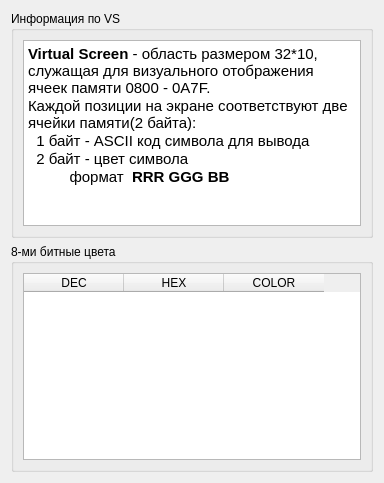
This is aboutvs.ui in BSDteam/Emu-I8080-Antonov-fixed as Qt 5 draws it before an edit. The edited form follows.
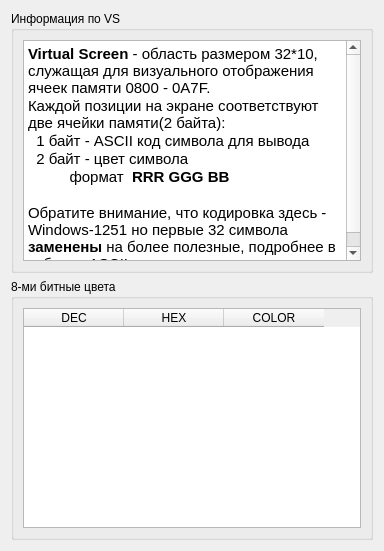
This is the edited form.

Commit message: Немного улучшен макет главного окна Изменена кодировка Virtual Screen Размер VS теперь считается от размера шрифта Исправлен баг с переключением на команду после потери фокуса lineEdit Исправлена ошибка QTableWidget: cannot insert an item that is already owned by another QTableWidget VS теперь не зависит от системной кодировки, за основу взята Windows-1251

What changed in the file:
```diff
--- a/aboutvs.ui
+++ b/aboutvs.ui
@@ -7,7 +7,7 @@
     <x>0</x>
     <y>0</y>
     <width>384</width>
-    <height>483</height>
+    <height>551</height>
    </rect>
   </property>
   <property name="windowTitle">
@@ -24,15 +24,19 @@
        <widget class="QTextBrowser" name="textBrowser">
         <property name="html">
          <string>&lt;!DOCTYPE HTML PUBLIC &quot;-//W3C//DTD HTML 4.0//EN&quot; &quot;http://www.w3.org/TR/REC-html40/strict.dtd&quot;&gt;
-&lt;html&gt;&lt;head&gt;&lt;meta name=&quot;qrichtext&quot; content=&quot;1&quot; /&gt;&lt;style type=&quot;text/css&quot;&gt;
+&lt;html&gt;&lt;head&gt;&lt;meta name=&quot;qrichtext&quot; content=&quot;1&quot; /&gt;&lt;meta charset=&quot;utf-8&quot; /&gt;&lt;style type=&quot;text/css&quot;&gt;
 p, li { white-space: pre-wrap; }
-&lt;/style&gt;&lt;/head&gt;&lt;body style=&quot; font-family:'MS Shell Dlg 2'; font-size:8.25pt; font-weight:400; font-style:normal;&quot;&gt;
-&lt;p style=&quot; margin-top:0px; margin-bottom:0px; margin-left:0px; margin-right:0px; -qt-block-indent:0; text-indent:0px;&quot;&gt;&lt;span style=&quot; font-size:11pt; font-weight:600;&quot;&gt;Virtual Screen&lt;/span&gt;&lt;span style=&quot; font-size:11pt;&quot;&gt; - область размером 32*10, служащая для визуального отображения ячеек памяти 0800 - 0А7F.&lt;/span&gt;&lt;/p&gt;
-&lt;p style=&quot; margin-top:0px; margin-bottom:0px; margin-left:0px; margin-right:0px; -qt-block-indent:0; text-indent:0px;&quot;&gt;&lt;span style=&quot; font-size:11pt;&quot;&gt;Каждой позиции на экране соответствуют две ячейки памяти(2 байта):&lt;/span&gt;&lt;/p&gt;
-&lt;p style=&quot; margin-top:0px; margin-bottom:0px; margin-left:0px; margin-right:0px; -qt-block-indent:0; text-indent:0px;&quot;&gt;&lt;span style=&quot; font-size:11pt;&quot;&gt;  1 байт - ASCII код символа для вывода&lt;/span&gt;&lt;/p&gt;
-&lt;p style=&quot; margin-top:0px; margin-bottom:0px; margin-left:0px; margin-right:0px; -qt-block-indent:0; text-indent:0px;&quot;&gt;&lt;span style=&quot; font-size:11pt;&quot;&gt;  2 байт - цвет символа&lt;/span&gt;&lt;/p&gt;
-&lt;p style=&quot; margin-top:0px; margin-bottom:0px; margin-left:0px; margin-right:0px; -qt-block-indent:0; text-indent:0px;&quot;&gt;&lt;span style=&quot; font-size:11pt;&quot;&gt;          формат  &lt;/span&gt;&lt;span style=&quot; font-size:11pt; font-weight:600;&quot;&gt;RRR GGG BB&lt;/span&gt;&lt;/p&gt;
-&lt;p style=&quot;-qt-paragraph-type:empty; margin-top:0px; margin-bottom:0px; margin-left:0px; margin-right:0px; -qt-block-indent:0; text-indent:0px; font-size:11pt; font-weight:600;&quot;&gt;&lt;br /&gt;&lt;/p&gt;&lt;/body&gt;&lt;/html&gt;</string>
+hr { height: 1px; border-width: 0; }
+li.unchecked::marker { content: &quot;\2610&quot;; }
+li.checked::marker { content: &quot;\2612&quot;; }
+&lt;/style&gt;&lt;/head&gt;&lt;body style=&quot; font-family:'Noto Sans'; font-size:10pt; font-weight:400; font-style:normal;&quot;&gt;
+&lt;p style=&quot; margin-top:0px; margin-bottom:0px; margin-left:0px; margin-right:0px; -qt-block-indent:0; text-indent:0px;&quot;&gt;&lt;span style=&quot; font-family:'MS Shell Dlg 2'; font-size:11pt; font-weight:600;&quot;&gt;Virtual Screen&lt;/span&gt;&lt;span style=&quot; font-family:'MS Shell Dlg 2'; font-size:11pt;&quot;&gt; - область размером 32*10, служащая для визуального отображения ячеек памяти 0800 - 0А7F.&lt;/span&gt;&lt;/p&gt;
+&lt;p style=&quot; margin-top:0px; margin-bottom:0px; margin-left:0px; margin-right:0px; -qt-block-indent:0; text-indent:0px;&quot;&gt;&lt;span style=&quot; font-family:'MS Shell Dlg 2'; font-size:11pt;&quot;&gt;Каждой позиции на экране соответствуют две ячейки памяти(2 байта):&lt;/span&gt;&lt;/p&gt;
+&lt;p style=&quot; margin-top:0px; margin-bottom:0px; margin-left:0px; margin-right:0px; -qt-block-indent:0; text-indent:0px;&quot;&gt;&lt;span style=&quot; font-family:'MS Shell Dlg 2'; font-size:11pt;&quot;&gt;  1 байт - ASCII код символа для вывода&lt;/span&gt;&lt;/p&gt;
+&lt;p style=&quot; margin-top:0px; margin-bottom:0px; margin-left:0px; margin-right:0px; -qt-block-indent:0; text-indent:0px;&quot;&gt;&lt;span style=&quot; font-family:'MS Shell Dlg 2'; font-size:11pt;&quot;&gt;  2 байт - цвет символа&lt;/span&gt;&lt;/p&gt;
+&lt;p style=&quot; margin-top:0px; margin-bottom:0px; margin-left:0px; margin-right:0px; -qt-block-indent:0; text-indent:0px;&quot;&gt;&lt;span style=&quot; font-family:'MS Shell Dlg 2'; font-size:11pt;&quot;&gt;          формат  &lt;/span&gt;&lt;span style=&quot; font-family:'MS Shell Dlg 2'; font-size:11pt; font-weight:600;&quot;&gt;RRR GGG BB&lt;/span&gt;&lt;/p&gt;
+&lt;p style=&quot;-qt-paragraph-type:empty; margin-top:0px; margin-bottom:0px; margin-left:0px; margin-right:0px; -qt-block-indent:0; text-indent:0px; font-family:'MS Shell Dlg 2'; font-size:11pt; font-weight:600;&quot;&gt;&lt;br /&gt;&lt;/p&gt;
+&lt;p style=&quot; margin-top:0px; margin-bottom:0px; margin-left:0px; margin-right:0px; -qt-block-indent:0; text-indent:0px;&quot;&gt;&lt;span style=&quot; font-family:'MS Shell Dlg 2'; font-size:11pt;&quot;&gt;Обратите внимание, что кодировка здесь - Windows-1251 но первые 32 символа &lt;/span&gt;&lt;span style=&quot; font-family:'MS Shell Dlg 2'; font-size:11pt; font-weight:700;&quot;&gt;заменены&lt;/span&gt;&lt;span style=&quot; font-family:'MS Shell Dlg 2'; font-size:11pt;&quot;&gt; на более полезные, подробнее в таблице ASCII&lt;/span&gt;&lt;/p&gt;&lt;/body&gt;&lt;/html&gt;</string>
         </property>
        </widget>
       </item>
```
The commit also changes 8 other files.
